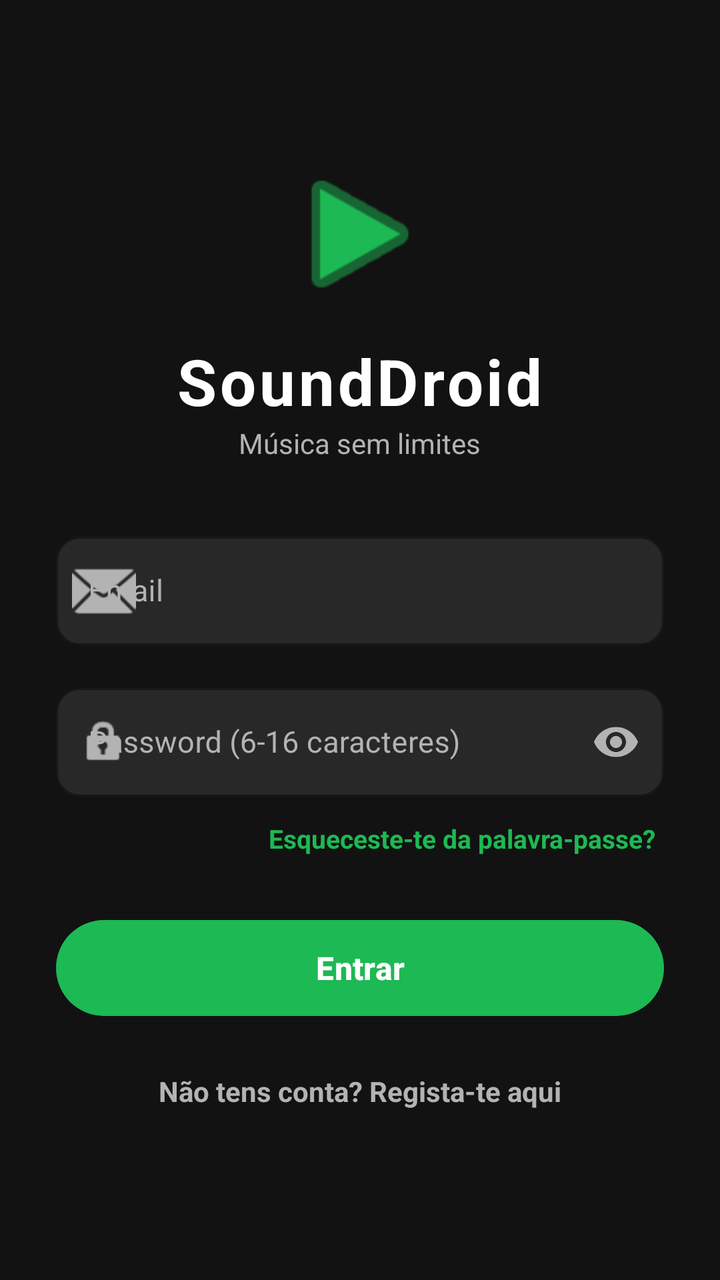
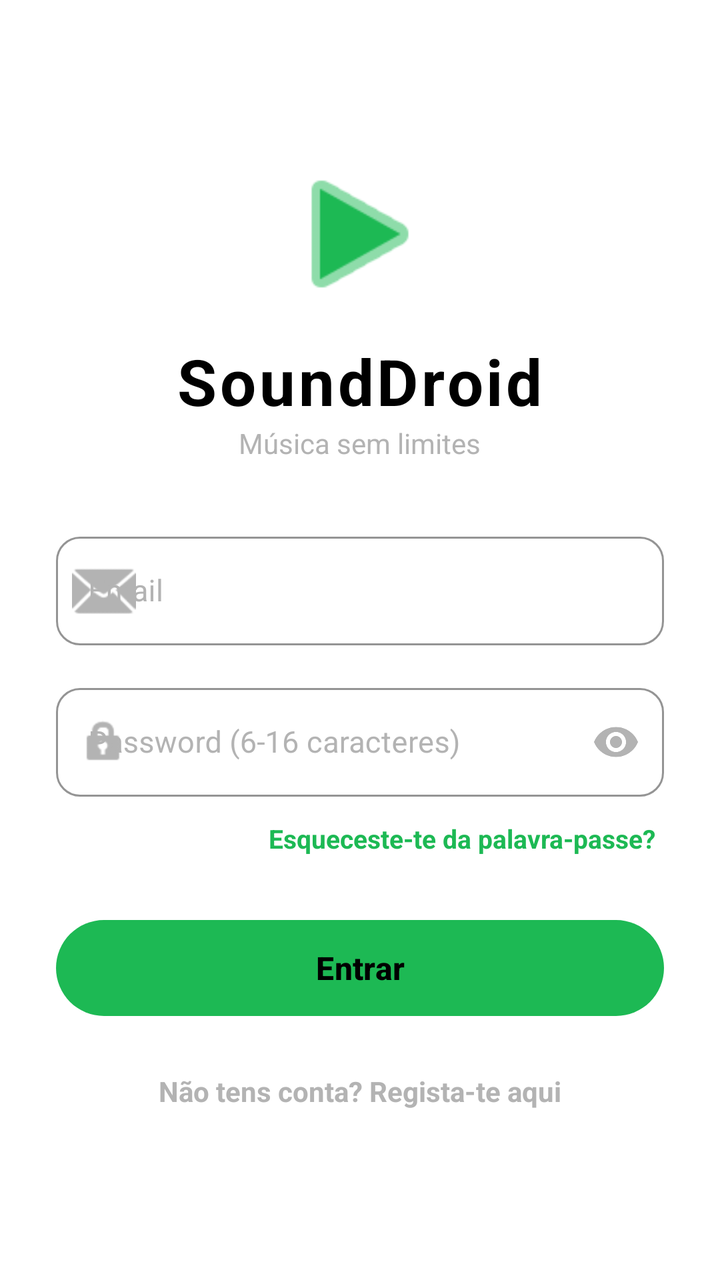

An Android layout rendered at two revisions. The XML below is the earlier revision; the diff shows what the commit changed to produce the second picture.
<!-- AndroidManifest.xml: application theme Theme.DSSMV_ProjectDroid_1230628_1222027 -->
<!-- res/layout/activity_login.xml -->
<?xml version="1.0" encoding="utf-8"?>
<LinearLayout xmlns:android="http://schemas.android.com/apk/res/android"
              xmlns:app="http://schemas.android.com/apk/res-auto"
              android:id="@+id/main_login"
              android:layout_width="match_parent"
              android:layout_height="match_parent"
              android:background="#121212"
              android:gravity="center"
              android:orientation="vertical"
              android:padding="28dp">

    <ImageView
            android:id="@+id/imgLogo"
            android:layout_width="80dp"
            android:layout_height="80dp"
            android:layout_marginBottom="12dp"
            android:contentDescription="SoundDroid Logo"
            android:src="@android:drawable/ic_media_play"
            app:tint="#1DB954" />

    <TextView
            android:layout_width="wrap_content"
            android:layout_height="wrap_content"
            android:letterSpacing="0.05"
            android:text="SoundDroid"
            android:textColor="#FFFFFF"
            android:textSize="32sp"
            android:textStyle="bold" />

    <TextView
            android:layout_width="wrap_content"
            android:layout_height="wrap_content"
            android:layout_marginBottom="32dp"
            android:text="Música sem limites"
            android:textColor="#B3B3B3"
            android:textSize="14sp" />

    <com.google.android.material.textfield.TextInputLayout
            style="@style/Widget.MaterialComponents.TextInputLayout.OutlinedBox"
            android:layout_width="match_parent"
            android:layout_height="wrap_content"
            android:layout_marginBottom="16dp"
            android:textColorHint="#B3B3B3"
            app:boxBackgroundColor="#282828"
            app:boxCornerRadiusBottomEnd="12dp"
            app:boxCornerRadiusBottomStart="12dp"
            app:boxCornerRadiusTopEnd="12dp"
            app:boxCornerRadiusTopStart="12dp"
            app:boxStrokeColor="#1DB954"
            app:hintTextColor="#1DB954"
            app:startIconDrawable="@android:drawable/ic_dialog_email"
            app:startIconTint="#B3B3B3">

        <com.google.android.material.textfield.TextInputEditText
                android:id="@+id/etEmail"
                android:layout_width="match_parent"
                android:layout_height="wrap_content"
                android:hint="Email"
                android:inputType="textEmailAddress"
                android:textColor="#FFFFFF"
                android:textSize="15sp" />
    </com.google.android.material.textfield.TextInputLayout>

    <com.google.android.material.textfield.TextInputLayout
            style="@style/Widget.MaterialComponents.TextInputLayout.OutlinedBox"
            android:layout_width="match_parent"
            android:layout_height="wrap_content"
            android:layout_marginBottom="8dp"
            android:textColorHint="#B3B3B3"
            app:boxBackgroundColor="#282828"
            app:boxCornerRadiusBottomEnd="12dp"
            app:boxCornerRadiusBottomStart="12dp"
            app:boxCornerRadiusTopEnd="12dp"
            app:boxCornerRadiusTopStart="12dp"
            app:boxStrokeColor="#1DB954"
            app:endIconMode="password_toggle"
            app:endIconTint="#B3B3B3"
            app:hintTextColor="#1DB954"
            app:startIconDrawable="@android:drawable/ic_lock_idle_lock"
            app:startIconTint="#B3B3B3">

        <com.google.android.material.textfield.TextInputEditText
                android:id="@+id/etPassword"
                android:layout_width="match_parent"
                android:layout_height="wrap_content"
                android:hint="Password (6-16 caracteres)"
                android:inputType="textPassword"
                android:textColor="#FFFFFF"
                android:textSize="15sp" />
    </com.google.android.material.textfield.TextInputLayout>

    <TextView
            android:id="@+id/txtForgotPassword"
            android:layout_width="wrap_content"
            android:layout_height="wrap_content"
            android:layout_gravity="end"
            android:layout_marginBottom="24dp"
            android:padding="4dp"
            android:text="Esqueceste-te da palavra-passe?"
            android:textColor="#1DB954"
            android:textSize="13sp"
            android:textStyle="bold" />

    <ProgressBar
            android:id="@+id/progressBar"
            android:layout_width="wrap_content"
            android:layout_height="wrap_content"
            android:layout_marginBottom="16dp"
            android:indeterminateTint="#1DB954"
            android:visibility="gone" />

    <com.google.android.material.button.MaterialButton
            android:id="@+id/btnLogin"
            android:layout_width="match_parent"
            android:layout_height="56dp"
            android:layout_marginBottom="16dp"
            android:text="Entrar"
            android:textColor="#FFFFFF"
            android:textSize="16sp"
            android:textStyle="bold"
            app:backgroundTint="#1DB954"
            app:cornerRadius="28dp" />

    <TextView
            android:id="@+id/txtRegister"
            android:layout_width="wrap_content"
            android:layout_height="wrap_content"
            android:padding="8dp"
            android:text="Não tens conta? Regista-te aqui"
            android:textColor="#B3B3B3"
            android:textSize="14sp"
            android:textStyle="bold" />

</LinearLayout>
<!-- resources referenced by this layout -->
<resources>
  <style name="Theme.DSSMV_ProjectDroid_1230628_1222027" parent="Base.Theme.DSSMV_ProjectDroid_1230628_1222027" />
  <style name="Base.Theme.DSSMV_ProjectDroid_1230628_1222027" parent="Theme.Material3.DayNight.NoActionBar">
          
          
      </style>
</resources>

<!-- the commit's change to res/layout/activity_login.xml (unified diff, before → after) -->
@@ -4,7 +4,7 @@
               android:id="@+id/main_login"
               android:layout_width="match_parent"
               android:layout_height="match_parent"
-              android:background="#121212"
+              android:background="@color/background_color"
               android:gravity="center"
               android:orientation="vertical"
               android:padding="28dp">
@@ -23,7 +23,7 @@
             android:layout_height="wrap_content"
             android:letterSpacing="0.05"
             android:text="SoundDroid"
-            android:textColor="#FFFFFF"
+            android:textColor="@color/text_color"
             android:textSize="32sp"
             android:textStyle="bold" />
 
@@ -41,7 +41,7 @@
             android:layout_height="wrap_content"
             android:layout_marginBottom="16dp"
             android:textColorHint="#B3B3B3"
-            app:boxBackgroundColor="#282828"
+            app:boxBackgroundColor="#FFFFFF"
             app:boxCornerRadiusBottomEnd="12dp"
             app:boxCornerRadiusBottomStart="12dp"
             app:boxCornerRadiusTopEnd="12dp"
@@ -57,7 +57,7 @@
                 android:layout_height="wrap_content"
                 android:hint="Email"
                 android:inputType="textEmailAddress"
-                android:textColor="#FFFFFF"
+                android:textColor="@color/text_color"
                 android:textSize="15sp" />
     </com.google.android.material.textfield.TextInputLayout>
 
@@ -67,7 +67,7 @@
             android:layout_height="wrap_content"
             android:layout_marginBottom="8dp"
             android:textColorHint="#B3B3B3"
-            app:boxBackgroundColor="#282828"
+            app:boxBackgroundColor="#FFFFFF"
             app:boxCornerRadiusBottomEnd="12dp"
             app:boxCornerRadiusBottomStart="12dp"
             app:boxCornerRadiusTopEnd="12dp"
@@ -85,7 +85,7 @@
                 android:layout_height="wrap_content"
                 android:hint="Password (6-16 caracteres)"
                 android:inputType="textPassword"
-                android:textColor="#FFFFFF"
+                android:textColor="@color/text_color"
                 android:textSize="15sp" />
     </com.google.android.material.textfield.TextInputLayout>
 
@@ -115,7 +115,7 @@
             android:layout_height="56dp"
             android:layout_marginBottom="16dp"
             android:text="Entrar"
-            android:textColor="#FFFFFF"
+            android:textColor="@color/text_color"
             android:textSize="16sp"
             android:textStyle="bold"
             app:backgroundTint="#1DB954"
<!-- resource entries referenced after the edit -->
@@ -1,5 +1,7 @@
 <!-- resources referenced by this layout -->
 <resources>
+  <color name="background_color">#FFFFFF</color>
+  <color name="text_color">#000000</color>
   <style name="Theme.DSSMV_ProjectDroid_1230628_1222027" parent="Base.Theme.DSSMV_ProjectDroid_1230628_1222027" />
   <style name="Base.Theme.DSSMV_ProjectDroid_1230628_1222027" parent="Theme.Material3.DayNight.NoActionBar">
           
